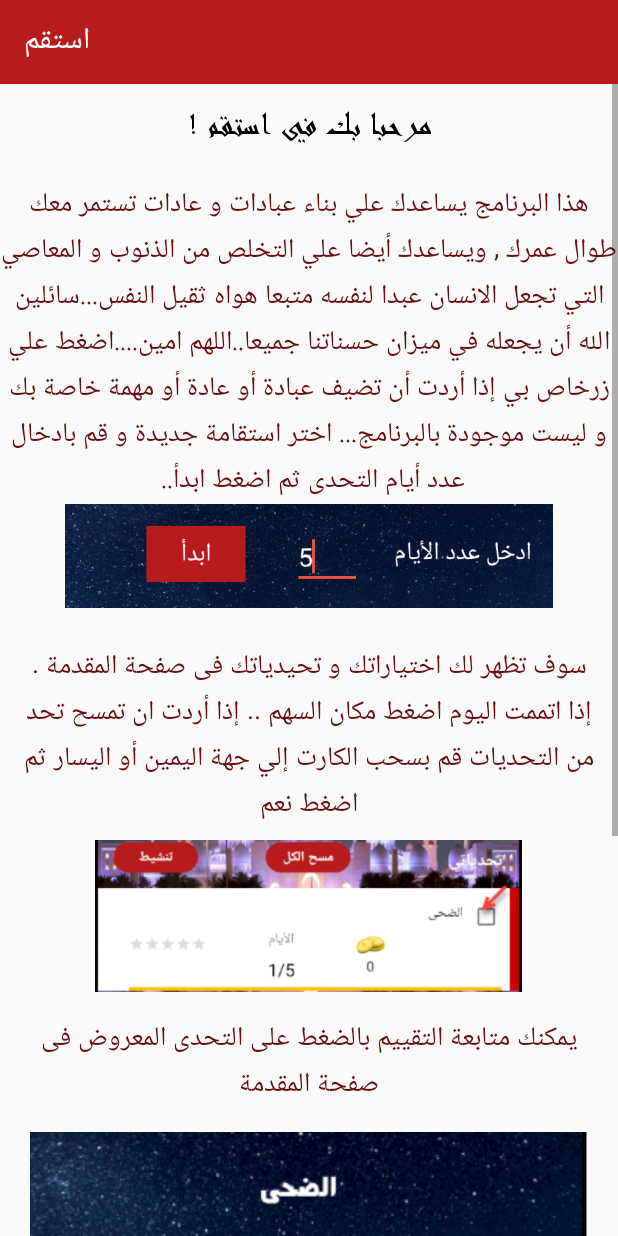
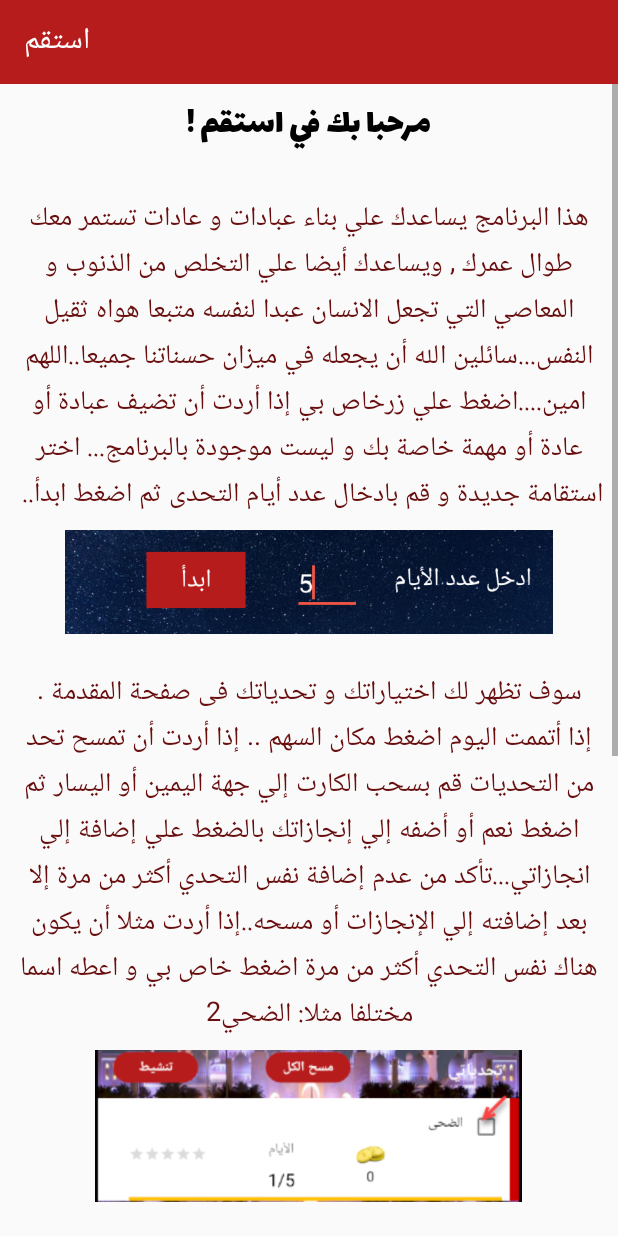
Before and after one commit to omarhatem97/Estakem, an Android app: the ershadat screen opened directly, with no data from a screen before it, on a phone screen of 412 x 824 dp. Run offline under Robolectric (Android 15) with nearby library versions, the phone set to English and light mode, and no system bars.

Commit message:
changing font , editing engaz shared pref

```diff
--- a/app/src/main/AndroidManifest.xml
+++ b/app/src/main/AndroidManifest.xml
@@ -14,10 +14,10 @@
         android:theme="@style/AppTheme">
         <activity android:name=".engazat"></activity>
         <activity android:name=".ershadat" />
-        <activity android:name=".tarkzanb" />
+        <activity android:name=".tarkzanb"  android:windowSoftInputMode="stateAlwaysHidden" />
         <activity android:name=".review" />
         <activity android:name=".sonan_mahgora" />
-        <activity android:name=".sala" />
+        <activity android:name=".sala"  android:windowSoftInputMode="stateAlwaysHidden" />
         <activity android:name=".MainActivity">
             <intent-filter>
                 <action android:name="android.intent.action.MAIN" />
--- a/app/src/main/res/layout/activity_ershadat.xml
+++ b/app/src/main/res/layout/activity_ershadat.xml
@@ -57,7 +57,7 @@
                 android:layout_height="wrap_content"
                 android:layout_marginTop="16dp"
                 android:padding="8dp"
-                android:text="سوف تظهر لك اختياراتك و تحيدياتك فى صفحة المقدمة . إذا اتممت اليوم اضغط مكان السهم .. إذا أردت ان تمسح تحد من التحديات قم بسحب الكارت إلي جهة اليمين أو اليسار ثم اضغط نعم"
+                android:text="سوف تظهر لك اختياراتك و تحدياتك فى صفحة المقدمة . إذا أتممت اليوم اضغط مكان السهم .. إذا أردت أن تمسح تحد من التحديات قم بسحب الكارت إلي جهة اليمين أو اليسار ثم اضغط نعم أو أضفه إلي إنجازاتك بالضغط علي إضافة إلي انجازاتي...تأكد من عدم إضافة نفس التحدي أكثر من مرة إلا بعد إضافته إلي الإنجازات أو مسحه..إذا أردت مثلا أن يكون هناك نفس التحدي أكثر من مرة اضغط خاص بي و اعطه اسما مختلفا مثلا: الضحي2"
                 android:textAlignment="center"
                 android:textColor="#680E0E"
                 android:textSize="18sp"
@@ -73,6 +73,7 @@
                 android:layout_marginStart="4dp"
                 android:layout_marginTop="12dp"
                 android:layout_marginEnd="4dp"
+                android:padding="8dp"
                 android:text="هذا البرنامج يساعدك علي بناء عبادات و عادات تستمر معك طوال عمرك , ويساعدك أيضا علي التخلص من الذنوب و المعاصي التي تجعل الانسان عبدا لنفسه متبعا هواه ثقيل النفس...سائلين الله أن يجعله في ميزان حسناتنا جميعا..اللهم امين....اضغط علي زرخاص بي إذا أردت أن تضيف عبادة أو عادة أو مهمة خاصة بك و ليست موجودة بالبرنامج... اختر استقامة جديدة و قم بادخال عدد أيام التحدى ثم اضغط ابدأ.. "
                 android:textAlignment="center"
                 android:textColor="#680E0E"
@@ -102,7 +103,7 @@
                 android:id="@+id/textView4"
                 android:layout_width="wrap_content"
                 android:layout_height="wrap_content"
-                android:fontFamily="@font/andalus"
+                android:fontFamily="@font/lalezar_fegular"
                 android:padding="8dp"
                 android:text="مرحبا بك في استقم !"
                 android:textAlignment="center"
--- a/app/src/main/res/layout/activity_main.xml
+++ b/app/src/main/res/layout/activity_main.xml
@@ -219,9 +219,9 @@
         android:layout_marginTop="4dp"
         android:layout_marginEnd="4dp"
         android:layout_marginBottom="10dp"
-        android:fontFamily="@font/reemkufi_regular"
+        android:fontFamily="@font/lalezar_fegular"
         android:padding="1dp"
-        android:text="إِنَّ الَّذِينَ قَالُوا رَبُّنَا اللَّهُ ثُمَّ اسْتَقَامُوا تَتَنَزَّلُ عَلَيْهِمُ الْمَلائِكَةُ أَلا تَخَافُوا وَلا تَحْزَنُوا وَأَبْشِرُوا بِالْجَنَّةِ الَّتِي كُنْتُمْ تُوعَدُونَ"
+        android:text="إِنَّ الَّذِينَ قَالُوا رَبُّنَا اللَّهُ ثُمَّ اسْتَقَامُوا تَتَنَزَّلُ عَلَيْهِمُ الْمَلَائِكَةُ أَلَّا تَخَافُوا وَلَا تَحْزَنُوا وَأَبْشِرُوا بِالْجَنَّةِ الَّتِي كُنتُمْ تُوعَدُونَ "
         android:textAlignment="center"
         android:textAppearance="@style/TextAppearance.AppCompat"
         android:textColor="@android:color/background_light"
```
Also changed, not shown: app/src/main/java/com/example/islamics/estakem/MainActivity.kt (+11 -3 lines), 49 other files.
